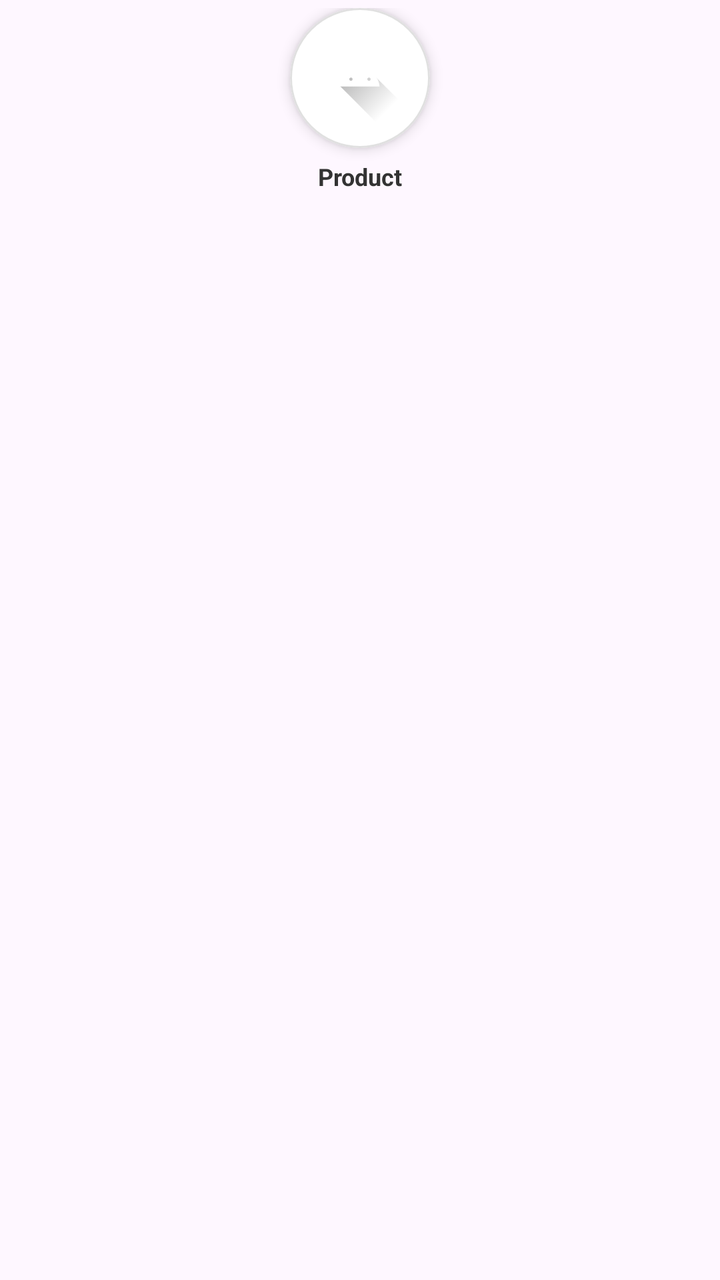
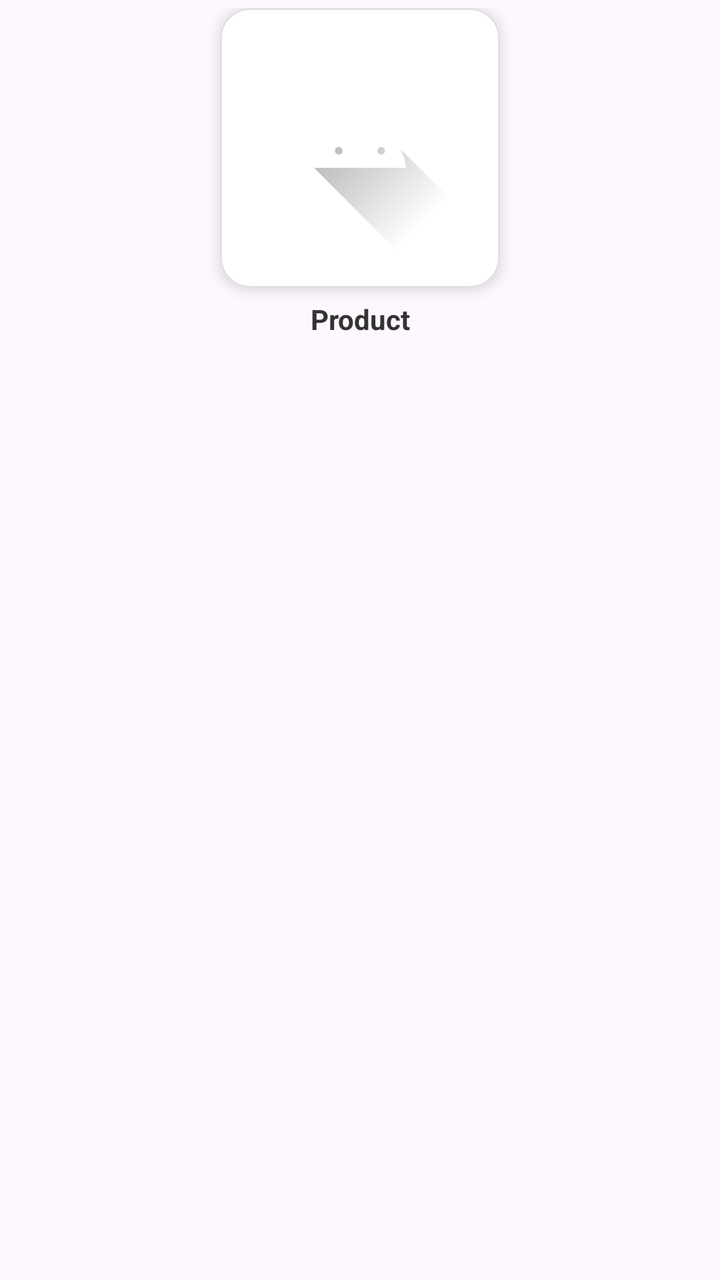

Two renders of the same Android screen: before a commit and after it. Below are the layout's source before the change and the commit's diff.
<!-- AndroidManifest.xml: application theme Theme.BulkAgrochem -->
<!-- res/layout/item_trending_product.xml -->
<?xml version="1.0" encoding="utf-8"?>
<LinearLayout xmlns:android="http://schemas.android.com/apk/res/android"
    xmlns:app="http://schemas.android.com/apk/res-auto"
    android:layout_width="wrap_content"
    android:layout_height="wrap_content"
    android:gravity="center_horizontal"
    android:orientation="vertical"
    android:padding="4dp"
    android:layout_marginEnd="8dp">

    <com.google.android.material.card.MaterialCardView
        android:layout_width="70dp"
        android:layout_height="70dp"
        app:cardBackgroundColor="#FFFFFF"
        app:cardCornerRadius="35dp"
        app:cardElevation="4dp"
        app:strokeColor="#E0E0E0"
        app:strokeWidth="1dp">

        <ImageView
            android:id="@+id/imgTrendingProduct"
            android:layout_width="match_parent"
            android:layout_height="match_parent"
            android:contentDescription="Trending Product Image"
            android:padding="12dp"
            android:scaleType="centerInside"
            android:src="@drawable/ic_launcher_foreground" />

    </com.google.android.material.card.MaterialCardView>

    <TextView
        android:id="@+id/txtTrendingProductName"
        android:layout_width="80dp"
        android:layout_height="wrap_content"
        android:layout_marginTop="6dp"
        android:ellipsize="end"
        android:gravity="center"
        android:maxLines="2"
        android:text="Product"
        android:textColor="#333333"
        android:textSize="12sp"
        android:textStyle="bold" />

</LinearLayout>
<!-- resources referenced by this layout -->
<resources>
  <!-- drawable ic_launcher_foreground (drawable) -->
  <vector xmlns:android="http://schemas.android.com/apk/res/android"
      xmlns:aapt="http://schemas.android.com/aapt"
      android:width="108dp"
      android:height="108dp"
      android:viewportWidth="108"
      android:viewportHeight="108">
      <path android:pathData="M31,63.928c0,0 6.4,-11 12.1,-13.1c7.2,-2.6 26,-1.4 26,-1.4l38.1,38.1L107,108.928l-32,-1L31,63.928z">
          <aapt:attr name="android:fillColor">
              <gradient
                  android:endX="85.84757"
                  android:endY="92.4963"
                  android:startX="42.9492"
                  android:startY="49.59793"
                  android:type="linear">
                  <item
                      android:color="#44000000"
                      android:offset="0.0" />
                  <item
                      android:color="#00000000"
                      android:offset="1.0" />
              </gradient>
          </aapt:attr>
      </path>
      <path
          android:fillColor="#FFFFFF"
          android:fillType="nonZero"
          android:pathData="M65.3,45.828l3.8,-6.6c0.2,-0.4 0.1,-0.9 -0.3,-1.1c-0.4,-0.2 -0.9,-0.1 -1.1,0.3l-3.9,6.7c-6.3,-2.8 -13.4,-2.8 -19.7,0l-3.9,-6.7c-0.2,-0.4 -0.7,-0.5 -1.1,-0.3C38.8,38.328 38.7,38.828 38.9,39.228l3.8,6.6C36.2,49.428 31.7,56.028 31,63.928h46C76.3,56.028 71.8,49.428 65.3,45.828zM43.4,57.328c-0.8,0 -1.5,-0.5 -1.8,-1.2c-0.3,-0.7 -0.1,-1.5 0.4,-2.1c0.5,-0.5 1.4,-0.7 2.1,-0.4c0.7,0.3 1.2,1 1.2,1.8C45.3,56.528 44.5,57.328 43.4,57.328L43.4,57.328zM64.6,57.328c-0.8,0 -1.5,-0.5 -1.8,-1.2s-0.1,-1.5 0.4,-2.1c0.5,-0.5 1.4,-0.7 2.1,-0.4c0.7,0.3 1.2,1 1.2,1.8C66.5,56.528 65.6,57.328 64.6,57.328L64.6,57.328z"
          android:strokeWidth="1"
          android:strokeColor="#00000000" />
  </vector>
  <style name="Theme.BulkAgrochem" parent="Base.Theme.BulkAgrochem" />
  <style name="Base.Theme.BulkAgrochem" parent="Theme.Material3.DayNight.NoActionBar">
          
          
      </style>
</resources>

<!-- the commit's change to res/layout/item_trending_product.xml (unified diff, before → after) -->
@@ -9,10 +9,10 @@
     android:layout_marginEnd="8dp">
 
     <com.google.android.material.card.MaterialCardView
-        android:layout_width="70dp"
-        android:layout_height="70dp"
+        android:layout_width="140dp"
+        android:layout_height="140dp"
         app:cardBackgroundColor="#FFFFFF"
-        app:cardCornerRadius="35dp"
+        app:cardCornerRadius="15dp"
         app:cardElevation="4dp"
         app:strokeColor="#E0E0E0"
         app:strokeWidth="1dp">
@@ -30,7 +30,7 @@
 
     <TextView
         android:id="@+id/txtTrendingProductName"
-        android:layout_width="80dp"
+        android:layout_width="140dp"
         android:layout_height="wrap_content"
         android:layout_marginTop="6dp"
         android:ellipsize="end"
@@ -38,7 +38,7 @@
         android:maxLines="2"
         android:text="Product"
         android:textColor="#333333"
-        android:textSize="12sp"
+        android:textSize="14sp"
         android:textStyle="bold" />
 
 </LinearLayout>
